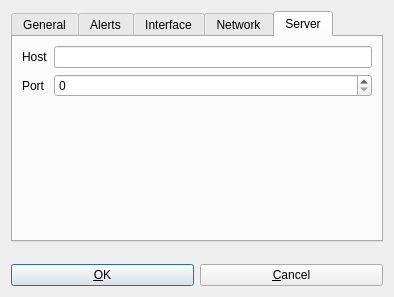
Old version of the form trunk/src/ui/settingswindow.ui in the repository EspadaV8/QPalringo.
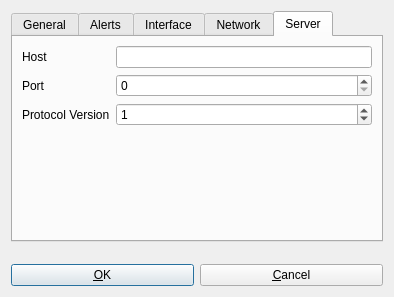
New version of the form. Icons and pictures are not drawn.

Commit message: Add a spinbox so that the protocol version can be selected when connecting to a palringo server.

What changed in the file:
```diff
--- a/trunk/src/ui/settingswindow.ui
+++ b/trunk/src/ui/settingswindow.ui
@@ -302,6 +302,23 @@
            </property>
           </widget>
          </item>
+         <item row="2" column="0">
+          <widget class="QLabel" name="protocolVersionLabel">
+           <property name="text">
+            <string>Protocol Version</string>
+           </property>
+          </widget>
+         </item>
+         <item row="2" column="1">
+          <widget class="QSpinBox" name="protocolVersionSpinBox">
+           <property name="maximum">
+            <number>2</number>
+           </property>
+           <property name="value">
+            <number>1</number>
+           </property>
+          </widget>
+         </item>
         </layout>
        </item>
        <item>
```
The commit also changes 1 other file.
